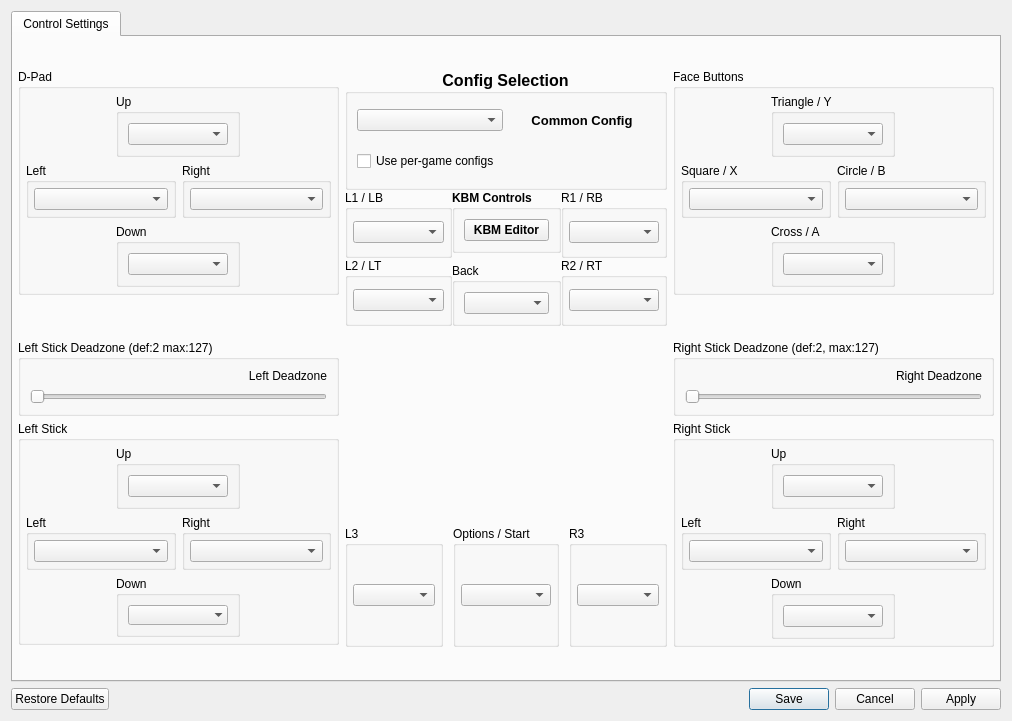
shadps4-emu/shadPS4, file src/qt_gui/control_settings.ui: the form before one commit.
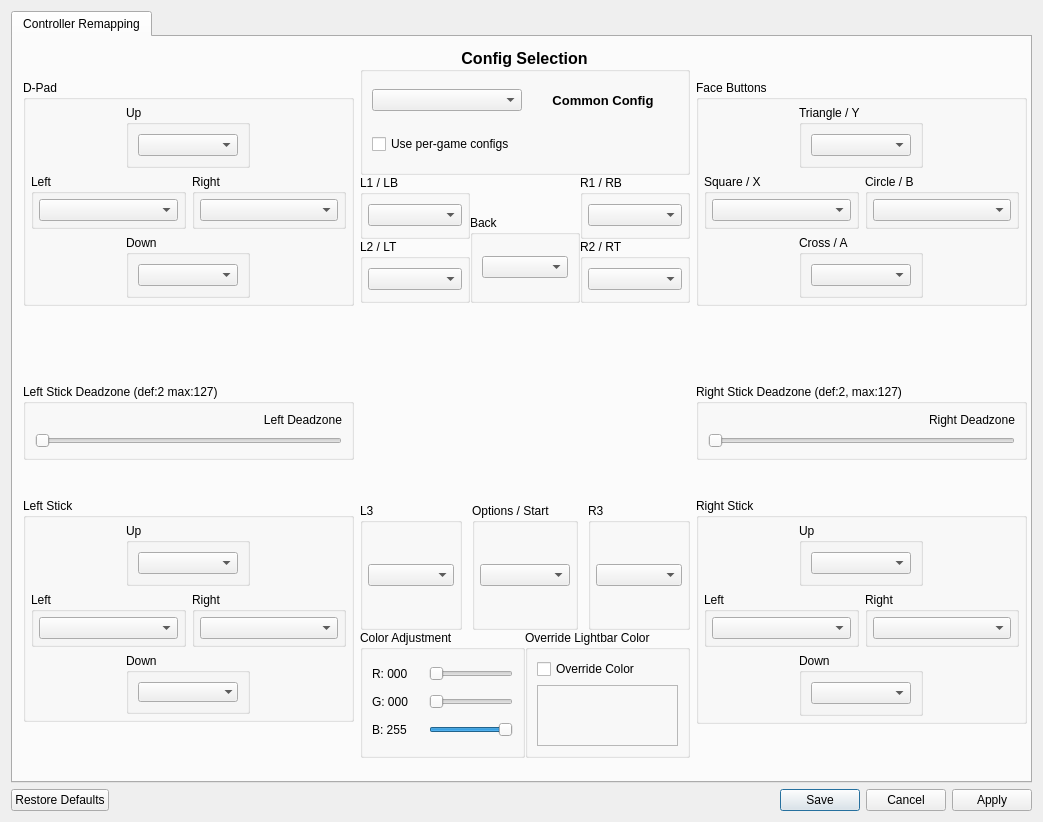
The form after the commit. Icons and pictures are not drawn.

Commit message: WIP Lightbar GUI, needs saving and loading

Patch:
```diff
--- a/src/qt_gui/control_settings.ui
+++ b/src/qt_gui/control_settings.ui
@@ -11,8 +11,8 @@
    <rect>
     <x>0</x>
     <y>0</y>
-    <width>1012</width>
-    <height>721</height>
+    <width>1043</width>
+    <height>822</height>
    </rect>
   </property>
   <property name="windowTitle">
@@ -24,44 +24,24 @@
   </property>
   <layout class="QVBoxLayout" name="verticalLayout">
    <item>
-    <widget class="QScrollArea" name="scrollArea">
-     <property name="frameShape">
-      <enum>QFrame::Shape::NoFrame</enum>
-     </property>
-     <property name="lineWidth">
+    <widget class="QTabWidget" name="TabWidget">
+     <property name="currentIndex">
       <number>0</number>
      </property>
-     <property name="widgetResizable">
-      <bool>true</bool>
-     </property>
-     <widget class="QTabWidget" name="tabWidget">
-      <property name="geometry">
-       <rect>
-        <x>0</x>
-        <y>0</y>
-        <width>994</width>
-        <height>673</height>
-       </rect>
-      </property>
-      <widget class="QWidget" name="tab">
+     <widget class="QWidget" name="RemapTab">
        <attribute name="title">
-        <string>Control Settings</string>
-       </attribute>
-       <layout class="QVBoxLayout" name="mainLayout">
-        <property name="leftMargin">
-         <number>5</number>
-        </property>
-        <property name="topMargin">
-         <number>5</number>
-        </property>
-        <property name="rightMargin">
-         <number>5</number>
-        </property>
-        <property name="bottomMargin">
-         <number>5</number>
-        </property>
-        <item>
-         <layout class="QHBoxLayout" name="bottomLayout">
+       <string>Controller Remapping</string>
+      </attribute>
+      <widget class="QWidget" name="">
+       <property name="geometry">
+        <rect>
+         <x>10</x>
+         <y>10</y>
+         <width>1004</width>
+         <height>711</height>
+        </rect>
+       </property>
+       <layout class="QHBoxLayout" name="RemapLayout">
           <item>
            <layout class="QVBoxLayout" name="verticalLayout_left">
             <property name="spacing">
@@ -538,7 +518,7 @@
            </layout>
           </item>
           <item>
-           <layout class="QVBoxLayout" name="verticalLayout_middle" stretch="0,0,0,0">
+         <layout class="QVBoxLayout" name="verticalLayout_middle" stretch="0,0,0,0,0">
             <property name="spacing">
              <number>0</number>
             </property>
@@ -686,37 +666,27 @@
               </item>
               <item>
                <layout class="QVBoxLayout" name="layout_system_buttons">
+              <item>
+               <spacer name="verticalSpacer_3">
+                <property name="orientation">
+                 <enum>Qt::Orientation::Vertical</enum>
+                </property>
+                <property name="sizeType">
+                 <enum>QSizePolicy::Policy::Preferred</enum>
+                </property>
+                <property name="sizeHint" stdset="0">
+                 <size>
+                  <width>20</width>
+                  <height>40</height>
+                 </size>
+                </property>
+               </spacer>
+              </item>
                 <item>
                  <layout class="QVBoxLayout" name="verticalLayout_4">
                   <property name="spacing">
                    <number>10</number>
                   </property>
-                  <item>
-                   <widget class="QGroupBox" name="groupBox">
-                    <property name="font">
-                     <font>
-                      <bold>true</bold>
-                     </font>
-                    </property>
-                    <property name="title">
-                     <string>KBM Controls</string>
-                    </property>
-                    <layout class="QVBoxLayout" name="verticalLayout_11">
-                     <item>
-                      <widget class="QPushButton" name="KBMButton">
-                       <property name="font">
-                        <font>
-                         <bold>true</bold>
-                        </font>
-                       </property>
-                       <property name="text">
-                        <string>KBM Editor</string>
-                       </property>
-                      </widget>
-                     </item>
-                    </layout>
-                   </widget>
-                  </item>
                   <item>
                    <widget class="QGroupBox" name="groupBox_2">
                     <property name="title">
@@ -912,6 +882,167 @@
               </item>
              </layout>
             </item>
+          <item>
+           <layout class="QHBoxLayout" name="horizontalLayout_8">
+            <item>
+             <layout class="QVBoxLayout" name="verticalLayout_14">
+              <item>
+               <widget class="QGroupBox" name="groupBox">
+                <property name="font">
+                 <font>
+                  <bold>false</bold>
+                 </font>
+                </property>
+                <property name="title">
+                 <string>Color Adjustment</string>
+                </property>
+                <layout class="QVBoxLayout" name="verticalLayout_18">
+                 <item>
+                  <layout class="QHBoxLayout" name="horizontalLayout_9">
+                   <item>
+                    <widget class="QLabel" name="RLabel">
+                     <property name="font">
+                      <font>
+                       <bold>false</bold>
+                      </font>
+                     </property>
+                     <property name="text">
+                      <string>R: 000</string>
+                     </property>
+                    </widget>
+                   </item>
+                   <item>
+                    <widget class="QSlider" name="RSlider">
+                     <property name="sizePolicy">
+                      <sizepolicy hsizetype="Preferred" vsizetype="Fixed">
+                       <horstretch>0</horstretch>
+                       <verstretch>0</verstretch>
+                      </sizepolicy>
+                     </property>
+                     <property name="maximum">
+                      <number>255</number>
+                     </property>
+                     <property name="orientation">
+                      <enum>Qt::Orientation::Horizontal</enum>
+                     </property>
+                    </widget>
+                   </item>
+                  </layout>
+                 </item>
+                 <item>
+                  <layout class="QHBoxLayout" name="horizontalLayout_10">
+                   <item>
+                    <widget class="QLabel" name="GLabel">
+                     <property name="font">
+                      <font>
+                       <bold>false</bold>
+                      </font>
+                     </property>
+                     <property name="text">
+                      <string>G: 000</string>
+                     </property>
+                    </widget>
+                   </item>
+                   <item>
+                    <widget class="QSlider" name="GSlider">
+                     <property name="sizePolicy">
+                      <sizepolicy hsizetype="Preferred" vsizetype="Fixed">
+                       <horstretch>0</horstretch>
+                       <verstretch>0</verstretch>
+                      </sizepolicy>
+                     </property>
+                     <property name="maximum">
+                      <number>255</number>
+                     </property>
+                     <property name="orientation">
+                      <enum>Qt::Orientation::Horizontal</enum>
+                     </property>
+                    </widget>
+                   </item>
+                  </layout>
+                 </item>
+                 <item>
+                  <layout class="QHBoxLayout" name="horizontalLayout_11">
+                   <item>
+                    <widget class="QLabel" name="BLabel">
+                     <property name="font">
+                      <font>
+                       <bold>false</bold>
+                      </font>
+                     </property>
+                     <property name="text">
+                      <string>B: 255</string>
+                     </property>
+                    </widget>
+                   </item>
+                   <item>
+                    <widget class="QSlider" name="BSlider">
+                     <property name="sizePolicy">
+                      <sizepolicy hsizetype="Preferred" vsizetype="Fixed">
+                       <horstretch>0</horstretch>
+                       <verstretch>0</verstretch>
+                      </sizepolicy>
+                     </property>
+                     <property name="maximum">
+                      <number>255</number>
+                     </property>
+                     <property name="value">
+                      <number>255</number>
+                     </property>
+                     <property name="orientation">
+                      <enum>Qt::Orientation::Horizontal</enum>
+                     </property>
+                    </widget>
+                   </item>
+                  </layout>
+                 </item>
+                </layout>
+               </widget>
+              </item>
+             </layout>
+            </item>
+            <item>
+             <layout class="QVBoxLayout" name="verticalLayout_17">
+              <item>
+               <widget class="QGroupBox" name="groupBox_3">
+                <property name="font">
+                 <font>
+                  <bold>false</bold>
+                 </font>
+                </property>
+                <property name="title">
+                 <string>Override Lightbar Color</string>
+                </property>
+                <layout class="QVBoxLayout" name="verticalLayout_19">
+                 <item>
+                  <widget class="QCheckBox" name="LightbarCheckBox">
+                   <property name="font">
+                    <font>
+                     <bold>false</bold>
+                    </font>
+                   </property>
+                   <property name="text">
+                    <string>Override Color</string>
+                   </property>
+                  </widget>
+                 </item>
+                 <item>
+                  <widget class="QFrame" name="LightbarColorFrame">
+                   <property name="frameShape">
+                    <enum>QFrame::Shape::StyledPanel</enum>
+                   </property>
+                   <property name="frameShadow">
+                    <enum>QFrame::Shadow::Raised</enum>
+                   </property>
+                  </widget>
+                 </item>
+                </layout>
+               </widget>
+              </item>
+             </layout>
+            </item>
+           </layout>
+          </item>
            </layout>
           </item>
           <item>
@@ -1350,8 +1481,6 @@
                </item>
               </layout>
              </widget>
-            </item>
-           </layout>
           </item>
          </layout>
         </item>
```
Left out of the diff: 2 changed lines with no effect on the pictures. Lines whose indentation alone changed are shown as unchanged. The commit also changes 2 other files.
